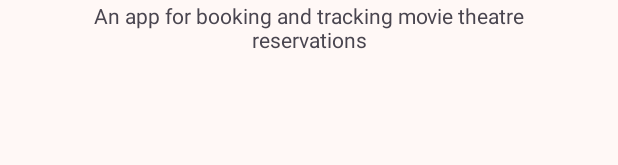
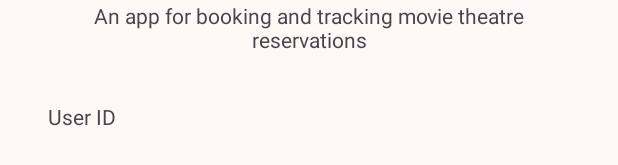
Before and after one commit to Kartoffelman363/upora_app, an Android app: the layout activity_about.xml on its own in the app's theme, with its tools: preview values and no code run, on a phone screen of 412 x 824 dp. Shown: the part 625-790 px from the top of the screen. Run offline under Robolectric (Android 15) with nearby library versions, the phone set to English and light mode, and no system bars.

```diff
--- a/app/src/main/AndroidManifest.xml
+++ b/app/src/main/AndroidManifest.xml
@@ -10,6 +10,7 @@
         android:label="@string/app_name"
         android:roundIcon="@mipmap/ic_launcher_round"
         android:supportsRtl="true"
+        android:name=".MyApplication"
         android:theme="@style/AppTheme">
         <activity
             android:name=".AddMovieActivity"
--- a/app/src/main/res/layout/activity_about.xml
+++ b/app/src/main/res/layout/activity_about.xml
@@ -97,4 +97,28 @@
         android:background="@drawable/round_primary"
         app:tint="@color/md_theme_onPrimary"
         app:srcCompat="@drawable/chevron_backward_24px" />
+
+    <TextView
+        android:id="@+id/textViewUserID"
+        android:layout_width="wrap_content"
+        android:layout_height="wrap_content"
+        android:layout_marginStart="@dimen/dOne"
+        android:layout_marginTop="@dimen/dOne"
+        android:layout_marginEnd="@dimen/dOne"
+        android:text="@string/user_id"
+        app:layout_constraintEnd_toStartOf="@+id/textViewUserIDValue"
+        app:layout_constraintHorizontal_bias="0.5"
+        app:layout_constraintStart_toStartOf="parent"
+        app:layout_constraintTop_toBottomOf="@+id/textViewAboutText" />
+
+    <TextView
+        android:id="@+id/textViewUserIDValue"
+        android:layout_width="0dp"
+        android:layout_height="wrap_content"
+        android:layout_marginEnd="@dimen/dOne"
+        android:text=""
+        app:layout_constraintBaseline_toBaselineOf="@+id/textViewUserID"
+        app:layout_constraintEnd_toEndOf="parent"
+        app:layout_constraintHorizontal_bias="0.5"
+        app:layout_constraintStart_toEndOf="@+id/textViewUserID" />
 </androidx.constraintlayout.widget.ConstraintLayout>
--- a/app/src/main/res/values/strings.xml
+++ b/app/src/main/res/values/strings.xml
@@ -20,4 +20,5 @@
     <string name="return_button">Return button</string>
     <string name="movies_log">Movies (%1$d)</string>
     <string name="cannot_start_activity_log" translatable="false">Cannot start activity AddViewingActivity without halls</string>
+    <string name="user_id">User ID</string>
 </resources>
--- a/kinolib/src/main/kotlin/work/aljazroglic/kinolib/RatedMovie.kt
+++ b/kinolib/src/main/kotlin/work/aljazroglic/kinolib/RatedMovie.kt
@@ -6,7 +6,7 @@ import kotlinx.serialization.Serializable
 @Serializable
 class RatedMovie(override val name: String, val rating: Int): MovieBase(){
     override fun toString(): String {
-        return "${super.toString()} rated $rating/10"
+        return "Movie: $name rated $rating/10"
     }
 
     companion object {
```
Also changed, not shown: app/src/main/java/work/aljazroglic/kino/AboutActivity.kt (+10 -0 lines), app/src/main/java/work/aljazroglic/kino/AddMovieActivity.kt (+17 -12 lines), app/src/main/java/work/aljazroglic/kino/MainActivity.kt (+7 -24 lines), app/src/main/java/work/aljazroglic/kino/MyApplication.kt (added, +13 -0 lines).
